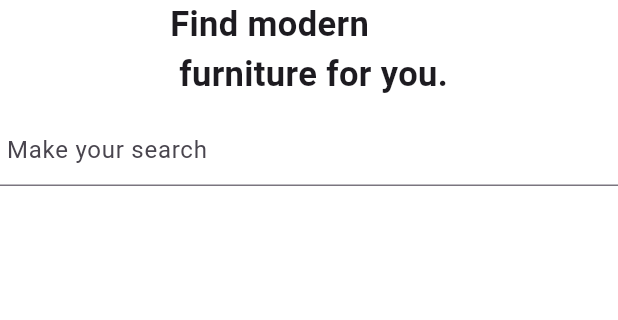
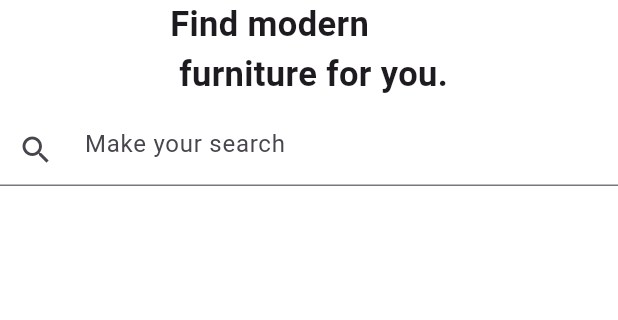
Before and after one commit to Tosin8/Madera, a Flutter app: the HomePage screen opened directly, on a phone screen of 412 x 824 dp, the part 84-404 px from its top. Run offline on Flutter 3.47's test engine with Material 2 defaults, Android fonts, the phone set to English and light mode, and no system bars; our stand-ins replace shared_preferences, smooth_page_indicator; missing offline and left inert: svg_flutter; accounts and stored records are empty.

Commit message:
Update home_screen.dart

```diff
--- a/lib/screen/home/home_screen.dart
+++ b/lib/screen/home/home_screen.dart
@@ -46,7 +46,7 @@ class _HomePageState extends State<HomePage> {
           ],
         ),
         // bottomNavigationBar: BottomNavigationBar(items: items),
-        body: const Column(
+        body: Column(
           children: [
             Text(
               'Find modern \n furniture for you.',
@@ -56,6 +56,15 @@ class _HomePageState extends State<HomePage> {
             TextField(
               decoration: InputDecoration(
                 hintText: ' Make your search',
+                prefixIcon: Icon(Icons.search),
+              ),
+            ),
+            Container(
+              height: 30,
+              width: double.infinity,
+              decoration: BoxDecoration(
+                borderRadius: BorderRadius.circular(30),
+                color: Colors.white.withOpacity(8),
               ),
             )
           ],
```
